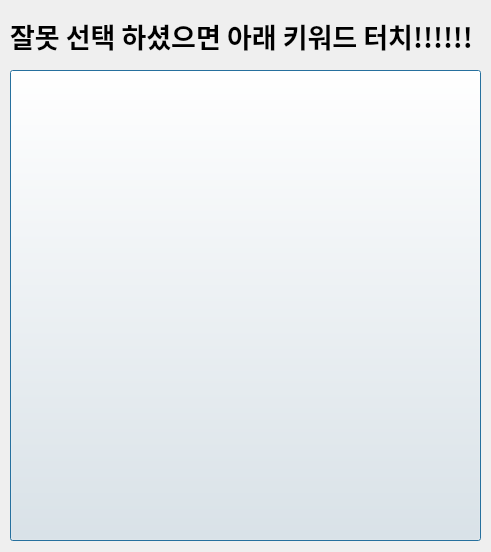
The window that HMI/check.ui (gsethan17/DMS) describes before a commit, drawn with Qt 5.
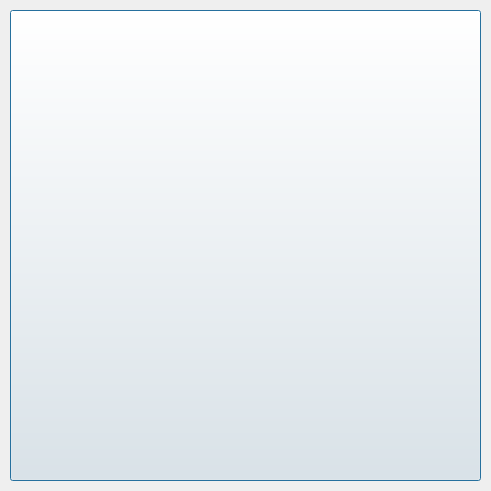
The same window after the commit.

The edit to the form file:
```diff
--- a/HMI/check.ui
+++ b/HMI/check.ui
@@ -7,7 +7,7 @@
     <x>0</x>
     <y>0</y>
     <width>491</width>
-    <height>552</height>
+    <height>491</height>
    </rect>
   </property>
   <property name="windowTitle">
@@ -17,7 +17,7 @@
    <property name="geometry">
     <rect>
      <x>10</x>
-     <y>70</y>
+     <y>10</y>
      <width>471</width>
      <height>471</height>
     </rect>
@@ -26,27 +26,6 @@
     <string/>
    </property>
   </widget>
-  <widget class="QLabel" name="lbl_re">
-   <property name="geometry">
-    <rect>
-     <x>10</x>
-     <y>10</y>
-     <width>471</width>
-     <height>51</height>
-    </rect>
-   </property>
-   <property name="font">
-    <font>
-     <family>Agency FB</family>
-     <pointsize>20</pointsize>
-     <weight>75</weight>
-     <bold>true</bold>
-    </font>
-   </property>
-   <property name="text">
-    <string>잘못 선택 하셨으면 아래 키워드 터치!!!!!!</string>
-   </property>
-  </widget>
  </widget>
  <resources/>
  <connections/>
```
